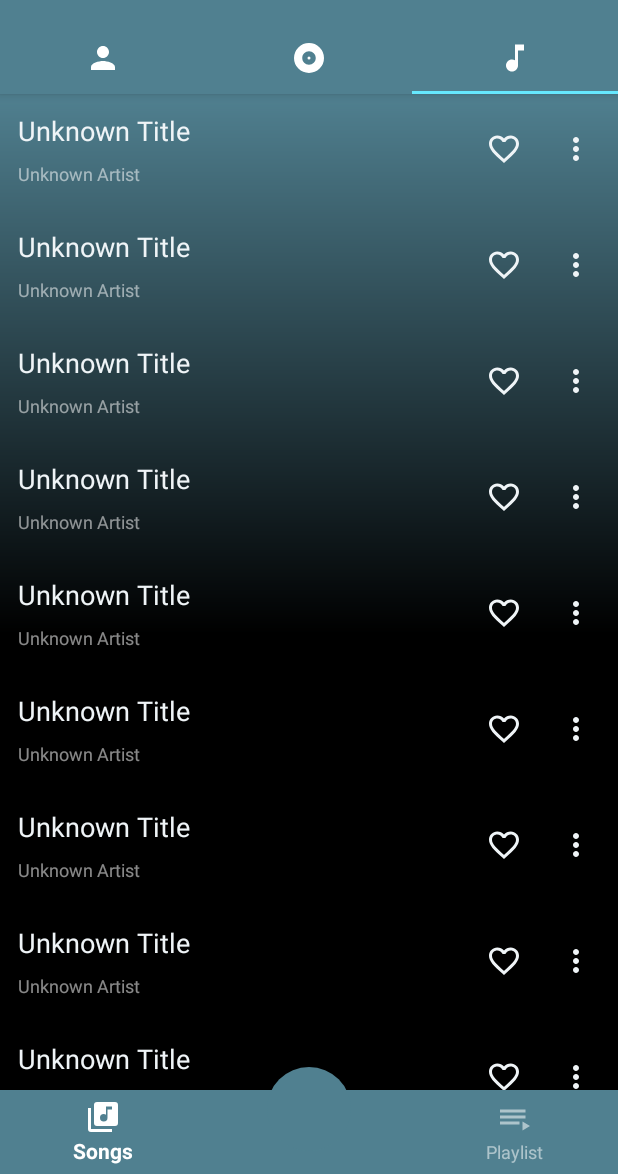
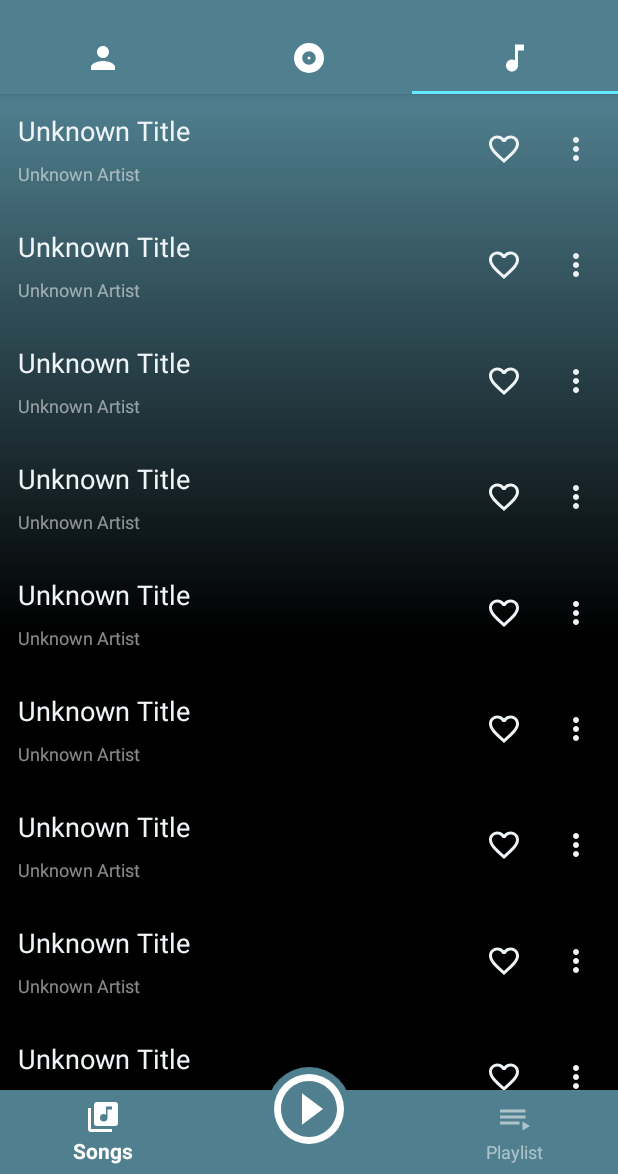
Before and after one commit to Deepamgoel/AmpliFire, an Android app: the screen it shows after launch (MainActivity), tab 3 chosen, on a phone screen of 412 x 824 dp, the part 62-1236 px from its top. Run offline under Robolectric (Android 15) with nearby library versions, the phone set to English and light mode, and no system bars; our stand-ins replace ButterKnife.

Commit message:
Fixed Bugs

```diff
--- a/app/src/main/java/com/example/deepamgoel/amplifire/activities/MainActivity.java
+++ b/app/src/main/java/com/example/deepamgoel/amplifire/activities/MainActivity.java
@@ -7,6 +7,7 @@ import android.support.design.widget.BottomNavigationView;
 import android.support.design.widget.FloatingActionButton;
 import android.support.v4.app.Fragment;
 import android.support.v4.app.FragmentTransaction;
+import android.support.v4.content.ContextCompat;
 import android.support.v7.app.AppCompatActivity;
 import android.view.MenuItem;
 import android.view.View;
@@ -60,6 +61,7 @@ public class MainActivity extends AppCompatActivity implements
                     }
                 });
 
+        fab.setImageDrawable(ContextCompat.getDrawable(getBaseContext(), R.drawable.play_circle_outline));
         fab.setOnClickListener(new View.OnClickListener() {
             @Override
             public void onClick(View view) {
--- a/app/src/main/res/drawable/play_circle_outline.xml
+++ b/app/src/main/res/drawable/play_circle_outline.xml
@@ -5,6 +5,6 @@
     android:viewportHeight="24"
     android:viewportWidth="24">
     <path
-        android:fillColor="#000"
+        android:fillColor="#EFF4F7"
         android:pathData="M12,20C7.59,20 4,16.41 4,12C4,7.59 7.59,4 12,4C16.41,4 20,7.59 20,12C20,16.41 16.41,20 12,20M12,2A10,10 0 0,0 2,12A10,10 0 0,0 12,22A10,10 0 0,0 22,12A10,10 0 0,0 12,2M10,16.5L16,12L10,7.5V16.5Z" />
 </vector>
--- a/app/src/main/res/layout/list_item_songs.xml
+++ b/app/src/main/res/layout/list_item_songs.xml
@@ -8,19 +8,17 @@
     android:orientation="horizontal"
     tools:background="@color/DarkTeal">
 
-    <LinearLayout
+    <RelativeLayout
         android:layout_width="0dp"
         android:layout_height="wrap_content"
         android:layout_margin="@dimen/eight_dp"
-        android:layout_weight="1"
-        android:orientation="vertical">
+        android:layout_weight="1">
 
         <TextView
             android:id="@+id/song_name"
             android:layout_width="wrap_content"
-            android:layout_height="0dp"
+            android:layout_height="wrap_content"
             android:layout_margin="@dimen/four_dp"
-            android:layout_weight="1"
             android:maxLines="1"
             android:textColor="@color/AliceBlue"
             android:textSize="@dimen/eighteen_sp"
@@ -29,16 +27,16 @@
         <TextView
             android:id="@+id/song_artist"
             android:layout_width="wrap_content"
-            android:layout_height="0dp"
+            android:layout_height="wrap_content"
+            android:layout_below="@id/song_name"
             android:layout_margin="@dimen/four_dp"
             android:layout_marginTop="@dimen/four_dp"
-            android:layout_weight="1"
             android:maxLines="1"
             android:textColor="@color/TransparentWhite"
             android:textSize="12sp"
             tools:text="xyz" />
 
-    </LinearLayout>
+    </RelativeLayout>
 
     <ImageButton
         android:id="@+id/songs_like"
```
Also changed, not shown: app/src/main/AndroidManifest.xml (+10 -2 lines), app/src/main/java/com/example/deepamgoel/amplifire/activities/NowPlayingActivity.java (+4 -13 lines), app/src/main/java/com/example/deepamgoel/amplifire/adapters/SongsAdapter.java (+10 -2 lines), app/src/main/java/com/example/deepamgoel/amplifire/fragments/NowPlayingFragment.java (+24 -8 lines).
